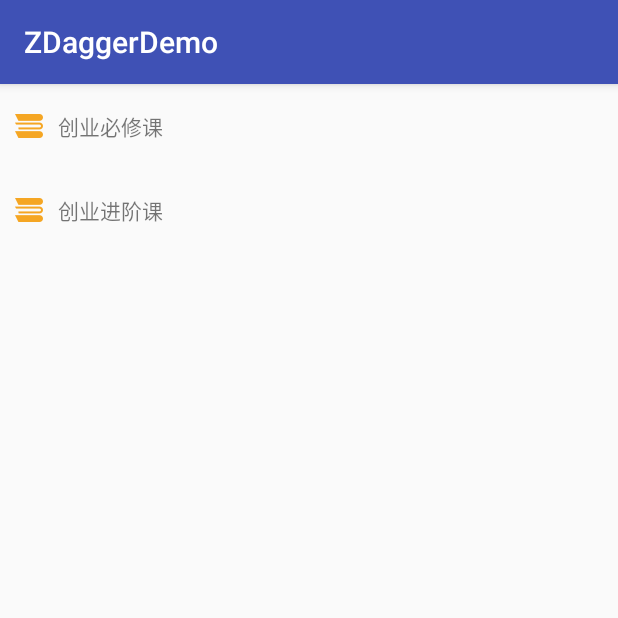
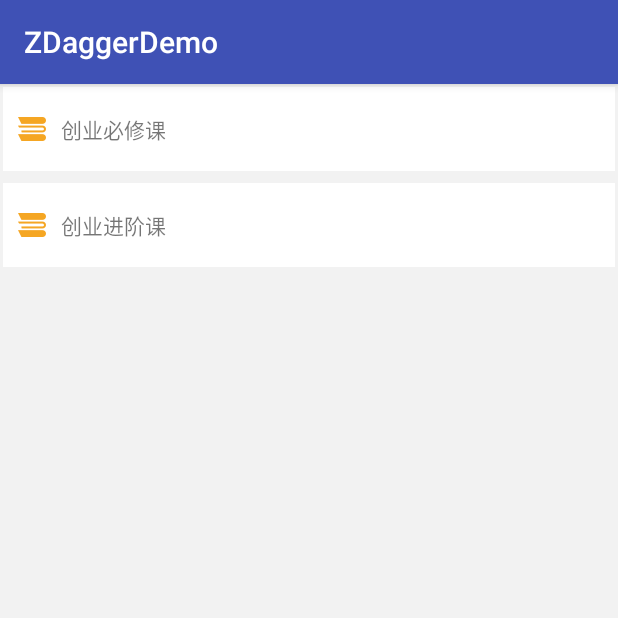
Before and after one commit to andyiac/ZDaggerDemo, an Android app: the CourseAllListActivity screen opened directly, with no data from a screen before it, on a phone screen of 412 x 824 dp, the top half of it. Run offline under Robolectric (Android 15) with nearby library versions, the phone set to English and light mode, and no system bars; libraries missing offline, so code that uses them is left out: com.orhanobut.logger, com.squareup.okhttp, retrofit.client, retrofit.http, rx.android.app and 2 more; 3 statements that could not run were skipped.

Commit message:
all course list

```diff
--- a/app/src/main/res/layout/course_all_list_activity.xml
+++ b/app/src/main/res/layout/course_all_list_activity.xml
@@ -2,11 +2,14 @@
 <LinearLayout xmlns:android="http://schemas.android.com/apk/res/android"
     android:layout_width="match_parent"
     android:layout_height="match_parent"
+    android:background="#f2f2f2"
     android:orientation="vertical">
 
     <LinearLayout
         android:layout_width="match_parent"
-        android:layout_height="56dp">
+        android:layout_height="56dp"
+        android:layout_margin="2dp"
+        android:background="@android:color/white">
 
         <TextView
             android:layout_width="match_parent"
@@ -24,6 +27,10 @@
         android:id="@+id/gl_course_all_basic"
         android:layout_width="match_parent"
         android:layout_height="wrap_content"
+        android:layout_margin="2dp"
+        android:layout_marginLeft="4dp"
+        android:layout_marginRight="4dp"
+        android:background="@android:color/white"
         android:columnWidth="90dp"
         android:gravity="center"
         android:listSelector="@android:color/transparent"
@@ -32,7 +39,10 @@
 
     <LinearLayout
         android:layout_width="match_parent"
-        android:layout_height="56dp">
+        android:layout_height="56dp"
+        android:layout_margin="2dp"
+        android:layout_marginTop="4dp"
+        android:background="@android:color/white">
 
         <TextView
             android:layout_width="match_parent"
@@ -50,6 +60,8 @@
         android:id="@+id/gl_course_all_pro"
         android:layout_width="match_parent"
         android:layout_height="wrap_content"
+        android:layout_margin="2dp"
+        android:background="@android:color/white"
         android:columnWidth="90dp"
         android:gravity="center"
         android:listSelector="@android:color/transparent"
--- a/app/src/main/res/layout/course_select_type_item.xml
+++ b/app/src/main/res/layout/course_select_type_item.xml
@@ -8,6 +8,9 @@
     <TextView
         android:id="@+id/id_tv_item_course_type"
         android:layout_width="wrap_content"
-        android:layout_height="wrap_content" />
+        android:layout_height="wrap_content"
+        android:padding="8dp"
+        android:text="融资"
+        android:textSize="16sp" />
 
 </LinearLayout>
```
